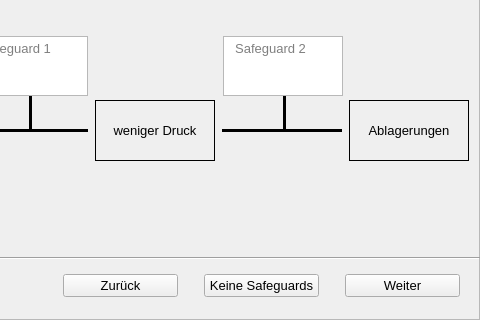
Old version of the form Code/wizard_8.ui in the repository MSPietsch/HMI; both pictures show x 170 to 650 and y 120 to 440 of the 650 by 440 pixel window.
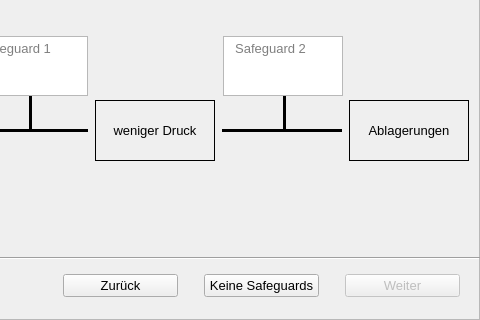
New version of the form.

What changed in the file:
```diff
--- a/Code/wizard_8.ui
+++ b/Code/wizard_8.ui
@@ -477,7 +477,7 @@
      <item>
       <widget class="QPushButton" name="weiterButton">
        <property name="enabled">
-        <bool>true</bool>
+        <bool>false</bool>
        </property>
        <property name="minimumSize">
         <size>
```
Left out of the diff: 2 changed lines with no effect on the pictures.
